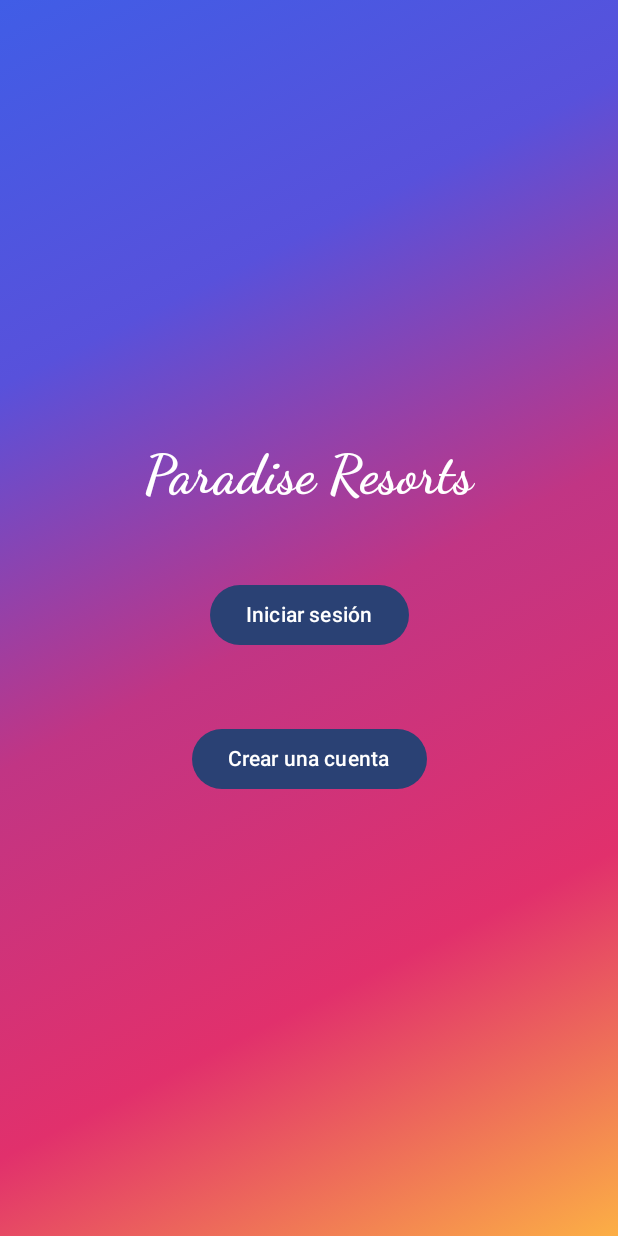
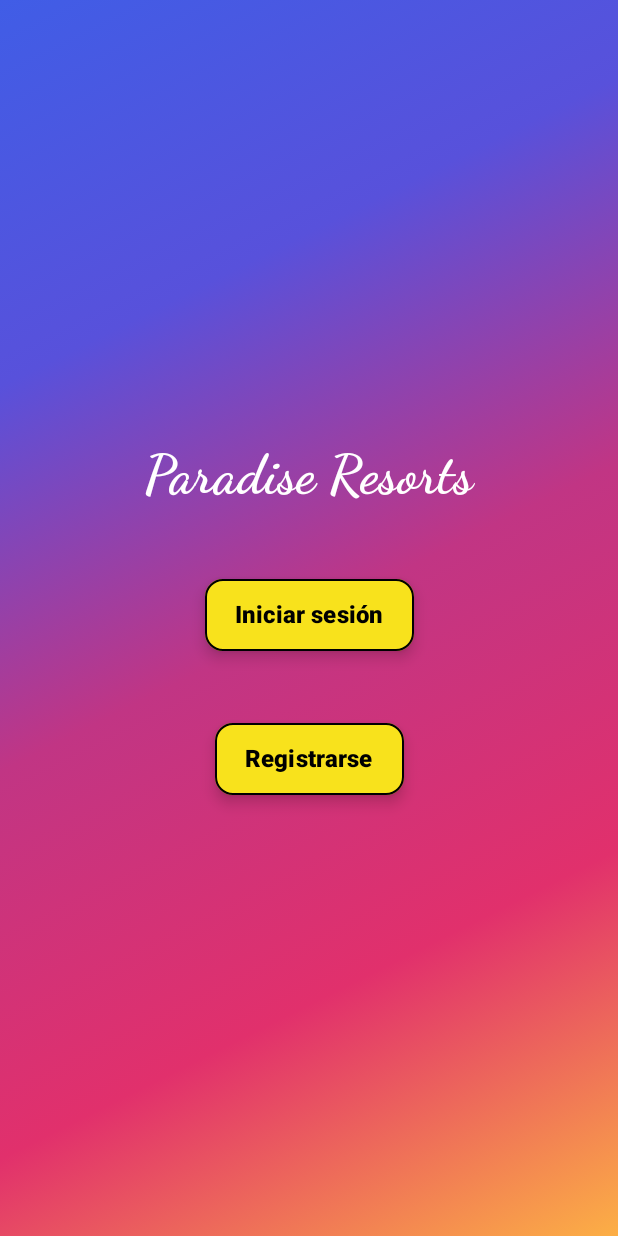
Before and after one commit to emanuelmath/ParadiseResorts, an Android app built with Jetpack Compose: the screen it shows after launch (MainActivity), on a phone screen of 412 x 824 dp. Run offline under Robolectric (Android 15) with nearby library versions, the light colour scheme and no system bars; our stand-ins replace Room's generated code; libraries missing offline, so code that uses them is left out: org.mindrot.jbcrypt.

Commit message:
Retoques a la UI y nuevos botones.

```diff
--- a/app/src/main/java/com/example/paradiseresorts/ui/components/AppColors.kt
+++ b/app/src/main/java/com/example/paradiseresorts/ui/components/AppColors.kt
@@ -18,6 +18,12 @@ data class AppColors(
         Color(0xFFFCAF45)
     ),
 
+    //Degradado para TopBars:
+    val barGradient: List<Color> = listOf(
+        Color(0xFF5851DB),
+        Color(0xFFC13584)
+    ),
+
     //Colores individuales:
     val blueColor: Color = Color(0xFF405DE6),
     val purpleColor: Color = Color(0xFF5851DB),
--- a/app/src/main/java/com/example/paradiseresorts/ui/components/actionbars/BottomBar.kt
+++ b/app/src/main/java/com/example/paradiseresorts/ui/components/actionbars/BottomBar.kt
@@ -18,6 +18,7 @@ import androidx.compose.material.icons.filled.Feedback
 import androidx.compose.material.icons.filled.Home
 import androidx.compose.material.icons.filled.Hotel
 import androidx.compose.material.icons.filled.List
+import androidx.compose.material.icons.filled.Map
 import androidx.compose.material.icons.filled.Room
 import androidx.compose.material.icons.filled.RoomService
 import androidx.compose.material.icons.filled.Search
@@ -87,7 +88,7 @@ fun BottomBar(
             }
             IconButton(onClick = onInformationClick) {
                 Icon(
-                    imageVector = Icons.Default.Room,
+                    imageVector = Icons.Default.Map,
                     contentDescription = "Información",
                     tint = appColors.purpleColor,
                     modifier = Modifier.size(26.dp)
--- /dev/null
+++ b/app/src/main/java/com/example/paradiseresorts/ui/components/buttons/PrimaryButton.kt
@@ -0,0 +1,49 @@
+package com.example.paradiseresorts.ui.components.buttons
+
+import androidx.compose.foundation.BorderStroke
+import androidx.compose.foundation.layout.PaddingValues
+import androidx.compose.foundation.layout.height
+import androidx.compose.foundation.shape.RoundedCornerShape
+import androidx.compose.material3.Button
+import androidx.compose.material3.ButtonDefaults
+import androidx.compose.material3.Text
+import androidx.compose.runtime.Composable
+import androidx.compose.ui.Modifier
+import androidx.compose.ui.graphics.Color
+import androidx.compose.ui.text.font.FontWeight
+import androidx.compose.ui.unit.dp
+import androidx.compose.ui.unit.sp
+
+@Composable
+fun PrimaryButton(
+    text: String,
+    onClick: () -> Unit,
+    enabled: Boolean = true
+) {
+    Button(
+        onClick = onClick,
+        enabled = enabled,
+        shape = RoundedCornerShape(12.dp),
+        border = BorderStroke(1.dp, Color.Black),
+        colors = ButtonDefaults.buttonColors(
+            containerColor = Color(0xFFF8E21C),
+            contentColor = Color.Black,
+            disabledContainerColor = Color(0xFFFFD59B).copy(alpha = 0.5f),
+            disabledContentColor = Color.DarkGray
+        ),
+        modifier = Modifier
+            .height(48.dp),
+        elevation = ButtonDefaults.buttonElevation(
+            defaultElevation = 6.dp,
+            pressedElevation = 2.dp,
+            disabledElevation = 0.dp
+        ),
+        contentPadding = PaddingValues(horizontal = 20.dp, vertical = 10.dp)
+    ) {
+        Text(
+            text = text,
+            fontWeight = FontWeight.ExtraBold,
+            fontSize = 16.sp
+        )
+    }
+}
--- a/app/src/main/java/com/example/paradiseresorts/ui/screens/home/HomeScreen.kt
+++ b/app/src/main/java/com/example/paradiseresorts/ui/screens/home/HomeScreen.kt
@@ -126,4 +126,10 @@ fun HomeContentScreen(
             Text("Elemento #$index", modifier = Modifier.padding(4.dp))
         }
     }
+
+    /* Mensaje de bienvenida con el username.
+    * Hacer una card para presentar el balance.
+    * Hacer una sección de reservaciones activas.
+    * Hacer una sección de servicios contratados.
+    * */
 }
--- a/app/src/main/java/com/example/paradiseresorts/ui/screens/profile/ProfileScreen.kt
+++ b/app/src/main/java/com/example/paradiseresorts/ui/screens/profile/ProfileScreen.kt
@@ -1,6 +1,7 @@
 //Este archivo contiene la estructura y funcionalidad UI de la pantalla de perfil de usuario
 package com.example.paradiseresorts.ui.screens.profile
 
+import android.widget.NumberPicker
 import androidx.compose.foundation.background
 import androidx.compose.foundation.layout.Arrangement
 import androidx.compose.foundation.layout.Box
--- a/app/src/main/java/com/example/paradiseresorts/ui/screens/start/StartScreen.kt
+++ b/app/src/main/java/com/example/paradiseresorts/ui/screens/start/StartScreen.kt
@@ -1,7 +1,5 @@
 package com.example.paradiseresorts.ui.screens.start
 
-import androidx.compose.animation.Animatable
-import androidx.compose.animation.core.Animatable
 import androidx.compose.foundation.background
 import androidx.compose.foundation.layout.Arrangement
 import androidx.compose.foundation.layout.Column
@@ -13,7 +11,6 @@ import androidx.compose.foundation.layout.padding
 import androidx.compose.material3.Button
 import androidx.compose.material3.Text
 import androidx.compose.runtime.Composable
-import androidx.compose.runtime.remember
 import androidx.compose.ui.Alignment
 import androidx.compose.ui.Modifier
 import androidx.compose.ui.graphics.Brush
@@ -26,6 +23,7 @@ import androidx.compose.ui.unit.dp
 import androidx.compose.ui.unit.sp
 import com.example.paradiseresorts.ui.components.AppColors
 import com.example.paradiseresorts.ui.theme.LocalAppColors
+import com.example.paradiseresorts.ui.components.buttons.PrimaryButton
 
 @Composable
 fun StartScreen(
@@ -62,19 +60,19 @@ fun StartScreen(
 
                 Spacer(modifier = Modifier.fillMaxWidth().height(height = 48.dp))
 
-                Button(
-                    onClick = onLoginClick
-                ) {
-                    Text(text = "Iniciar sesión")
-                }
+                PrimaryButton(
+                    text = "Iniciar sesión",
+                    onClick = onLoginClick,
+                    enabled = true
+                )
 
                 Spacer(modifier = Modifier.fillMaxWidth().height(height = 48.dp))
 
-                Button(
-                    onClick = onRegisterClick
-                ) {
-                    Text(text = "Crear una cuenta")
-                }
+                PrimaryButton(
+                    text = "Registrarse",
+                    onClick = onRegisterClick,
+                    enabled = true
+                )
             }
         }
     }
@@ -84,5 +82,8 @@ fun StartScreen(
 @Composable
 fun StartScreenPreview () {
     val fakeColors = AppColors()
-    //StartScreen()
+    StartScreen(
+        onLoginClick = {},
+        onRegisterClick = {}
+    )
 }
--- a/gradle/libs.versions.toml
+++ b/gradle/libs.versions.toml
@@ -1,5 +1,5 @@
 [versions]
-agp = "8.12.3"
+agp = "8.13.0"
 jbcrypt = "0.4"
 kotlin = "2.0.21"
 coreKtx = "1.17.0"
```
Also changed, not shown: app/src/main/java/com/example/paradiseresorts/ui/components/actionbars/TopBar.kt (+4 -3 lines), app/src/main/java/com/example/paradiseresorts/ui/components/buttons/DangerButton.kt (added, +51 -0 lines), app/src/main/java/com/example/paradiseresorts/ui/components/buttons/SecondaryButton.kt (added, +49 -0 lines), app/src/main/java/com/example/paradiseresorts/ui/components/dialogs/AddCardDialog.kt (+0 -7 lines).
